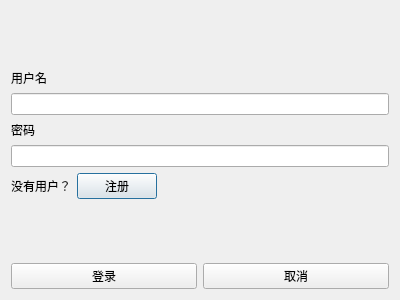
Before: the Qt Designer form FlightTicketClient/pages/ProfilePage/LoginDialog.ui in n-ss1m-1/FlightTicketSystem, drawn with Qt 5.
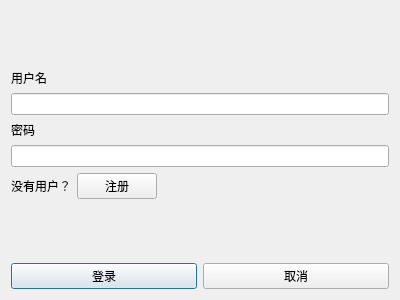
After: the same form once the commit is applied.

```diff
--- a/FlightTicketClient/pages/ProfilePage/LoginDialog.ui
+++ b/FlightTicketClient/pages/ProfilePage/LoginDialog.ui
@@ -71,6 +71,9 @@
          <property name="text">
           <string>注册</string>
          </property>
+         <property name="autoDefault">
+          <bool>false</bool>
+         </property>
         </widget>
        </item>
        <item>
```
